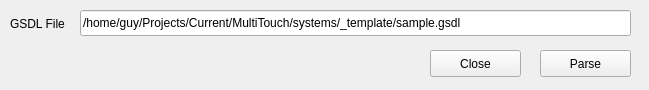
guyvdb/Multi-Touch, file src/gsdl/ParserWindow.ui: the form before one commit.
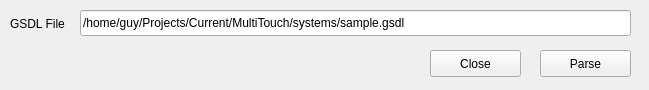
The form after the commit.

```diff
--- a/src/gsdl/ParserWindow.ui
+++ b/src/gsdl/ParserWindow.ui
@@ -37,7 +37,7 @@
      </rect>
     </property>
     <property name="text">
-     <string>/home/guy/Projects/Current/MultiTouch/systems/_template/sample.gsdl</string>
+     <string>/home/guy/Projects/Current/MultiTouch/systems/sample.gsdl</string>
     </property>
    </widget>
    <widget class="QPushButton" name="btnParse">
```
